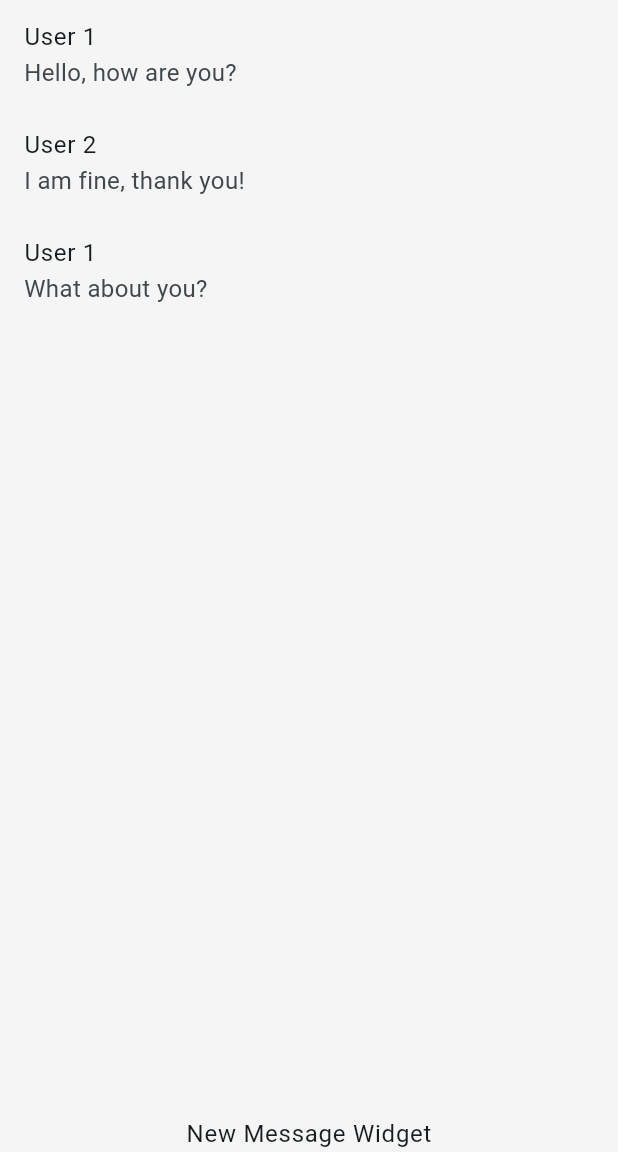
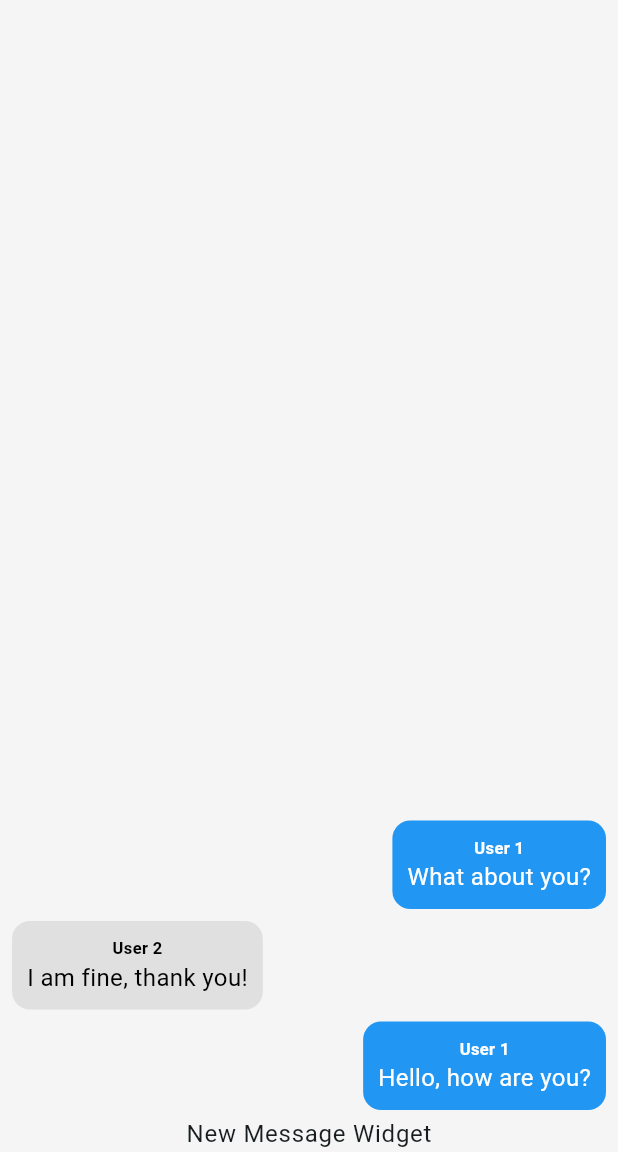
Before and after one commit to dilersik/chat_flutter, a Flutter app: the screen it shows after launch, on a phone screen of 412 x 824 dp, the part 84-1236 px from its top. Run offline on Flutter 3.47's test engine with Material 3 defaults, Android fonts, the phone set to English and light mode, and no system bars; our stand-ins replace image_picker; accounts and stored records are empty.

Commit message:
382. Componente Message Bubble #01

```diff
--- /dev/null
+++ b/lib/widgets/message_bubble_widget.dart
@@ -0,0 +1,39 @@
+import 'package:chat_flutter/core/models/ChatMessage.dart';
+import 'package:flutter/material.dart';
+
+class MessageBubbleWidget extends StatelessWidget {
+  const MessageBubbleWidget({super.key, required this.message, required this.isMe});
+
+  final ChatMessage message;
+  final bool isMe;
+
+  @override
+  Widget build(BuildContext context) {
+    return Row(
+      mainAxisAlignment: isMe ? MainAxisAlignment.end : MainAxisAlignment.start,
+      children: [
+        Container(
+          decoration: BoxDecoration(
+            color: isMe ? Colors.blue : Colors.grey[300],
+            borderRadius: BorderRadius.circular(12),
+          ),
+          padding: const EdgeInsets.all(10),
+          margin: const EdgeInsets.symmetric(vertical: 4, horizontal: 8),
+          child: Column(
+            children: [
+              Text(
+                message.userName,
+                style: TextStyle(
+                  fontSize: 11,
+                  fontWeight: FontWeight.bold,
+                  color: isMe ? Colors.white : Colors.black,
+                ),
+              ),
+              Text(message.text, style: TextStyle(color: isMe ? Colors.white : Colors.black)),
+            ],
+          ),
+        ),
+      ],
+    );
+  }
+}
--- a/lib/widgets/messages_widget.dart
+++ b/lib/widgets/messages_widget.dart
@@ -1,4 +1,6 @@
+import 'package:chat_flutter/core/services/auth/auth_service.dart';
 import 'package:chat_flutter/core/services/chat/chat_service.dart';
+import 'package:chat_flutter/widgets/message_bubble_widget.dart';
 import 'package:flutter/material.dart';
 
 class MessagesWidget extends StatelessWidget {
@@ -13,7 +15,11 @@ class MessagesWidget extends StatelessWidget {
 
   @override
   Widget build(BuildContext context) {
-    return StreamBuilder(stream: ChatService().messagesStream(), builder: (ctx, snapshot) {
+    final currentUser = AuthService().currentUser;
+
+    return StreamBuilder(
+      stream: ChatService().messagesStream(),
+      builder: (ctx, snapshot) {
         if (snapshot.connectionState == ConnectionState.waiting) {
           return const Center(child: CircularProgressIndicator());
         }
@@ -22,25 +28,22 @@ class MessagesWidget extends StatelessWidget {
         }
         final messages = snapshot.data ?? [];
         if (!snapshot.hasData || messages.isEmpty) {
-        return Center(
-          child: Text(
-            'No messages yet.',
-            style: Theme.of(context).textTheme.bodyLarge,
-          ),
-        );
+          return Center(child: Text('No messages yet.', style: Theme.of(context).textTheme.bodyLarge));
         }
 
         return ListView.builder(
           itemCount: messages.length,
+          reverse: true,
           itemBuilder: (ctx, index) {
             final message = messages[index];
-          return ListTile(
-            title: Text(message.userName),
-            subtitle: Text(message.text),
-            onTap: () => {}, // onMessageTap(message),
+            return MessageBubbleWidget(
+              key: ValueKey(message.id),
+              message: message,
+              isMe: currentUser?.id == message.userId,
             );
           },
         );
-    });
+      },
+    );
   }
 }
```
Lines whose indentation alone changed are shown as unchanged.
